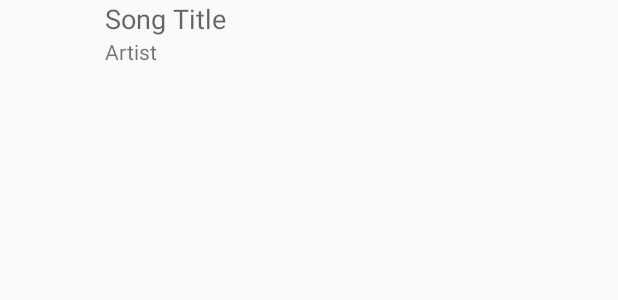
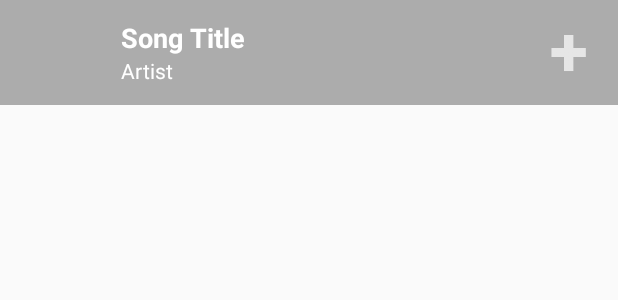
Before and after one commit to AlexAustin8/Sinuosity, an Android app: the layout search_result_layout.xml on its own in the app's theme, with its tools: preview values and no code run, on a phone screen of 412 x 824 dp. Shown: the top 300 px of the screen. Run offline under Robolectric (Android 15) with nearby library versions, the phone set to English and light mode, and no system bars.

Commit message:
Layout + Search activity updates

```diff
--- a/app/src/main/java/com/example/alex/tuneup/search.java
+++ b/app/src/main/java/com/example/alex/tuneup/search.java
@@ -151,7 +151,7 @@ public class search extends Activity {
 
 
             }
-        }, 0, 700);
+        }, 0, 600);
         // ~~~~~~~~~~~~~~~~~~~~~~~~~~~~~~~~~~~~~~~~~~~~~~~~~~~~~~~~~~~~~~~~~~~~~~~~~~~~~~~~~~~~~~~~~~~~~~~~~~~~~~~~~~~~~~~~
 
     }
--- a/app/src/main/res/layout/search_result_layout.xml
+++ b/app/src/main/res/layout/search_result_layout.xml
@@ -1,20 +1,39 @@
 <?xml version="1.0" encoding="utf-8"?>
-<android.support.constraint.ConstraintLayout
-    xmlns:android="http://schemas.android.com/apk/res/android"
+<LinearLayout xmlns:android="http://schemas.android.com/apk/res/android"
     xmlns:app="http://schemas.android.com/apk/res-auto"
     android:layout_width="match_parent"
-    android:layout_height="match_parent">
+    android:layout_height="70dp"
+    android:orientation="horizontal"
+    android:background="#50000000"
+    android:padding="5dp">
+
+
+    <ImageView
+        android:id="@+id/album_art"
+        android:layout_width="@dimen/album_art_dimen"
+        android:layout_height="@dimen/album_art_dimen"
+        />
+
+    <LinearLayout xmlns:android="http://schemas.android.com/apk/res/android"
+        xmlns:app="http://schemas.android.com/apk/res-auto"
+        android:layout_width="wrap_content"
+        android:layout_height="wrap_content"
+        android:orientation="vertical"
+        android:layout_gravity="center_vertical"
+        android:layout_marginLeft="5dp">
 
         <TextView
             android:id="@+id/song_title"
             android:layout_width="wrap_content"
             android:layout_height="wrap_content"
+            android:lines="1"
             android:paddingLeft="@dimen/result_padding"
             android:paddingRight="20dip"
             android:text="Song Title"
-        android:lines="1"
             android:textAppearance="@style/TextAppearance.AppCompat.Display1"
+            android:textColor="#ffffff"
             android:textSize="18sp"
+            android:textStyle="bold"
             android:visibility="visible"
             app:layout_constraintLeft_toRightOf="@+id/album_art" />
 
@@ -23,23 +42,41 @@
         android:id="@+id/artist_name"
         android:layout_width="wrap_content"
         android:layout_height="wrap_content"
+        android:lines="1"
         android:paddingLeft="@dimen/result_padding"
         android:paddingRight="20dip"
         android:text="Artist"
-        android:lines="1"
+        android:textColor="#ffffff"
         android:visibility="visible"
         app:layout_constraintLeft_toRightOf="@+id/album_art"
         app:layout_constraintTop_toBottomOf="@+id/song_title" />
 
 
-    <ImageView
-        android:id="@+id/album_art"
-        android:layout_width="@dimen/album_art_dimen"
-        android:layout_height="@dimen/album_art_dimen"
+    </LinearLayout>
 
-        />
+    <RelativeLayout xmlns:android="http://schemas.android.com/apk/res/android"
+        xmlns:app="http://schemas.android.com/apk/res-auto"
+        xmlns:tools="http://schemas.android.com/tools"
+        android:layout_width="match_parent"
+        android:layout_height="60dp"
+        android:orientation="horizontal"
+
+        >
 
 
 
+        <ImageView
+            android:id="@+id/bSetting"
+            android:layout_width="35dp"
+            android:layout_height="35dp"
+            android:layout_weight="1"
+            android:src="@drawable/add_song"
+            android:layout_centerVertical="true"
+            android:layout_alignParentRight="true"
+            android:layout_marginRight="10dp"
+            android:alpha=".7"/>
 
-</android.support.constraint.ConstraintLayout>
+    </RelativeLayout>
+
+
+</LinearLayout>
```
Also changed, not shown: app/src/main/res/drawable/search_result.xml (added, +12 -0 lines), app/src/main/res/layout/search.xml (+3 -4 lines), app/src/main/res/drawable/add_song.png (added). Lines whose indentation alone changed are shown as unchanged.
